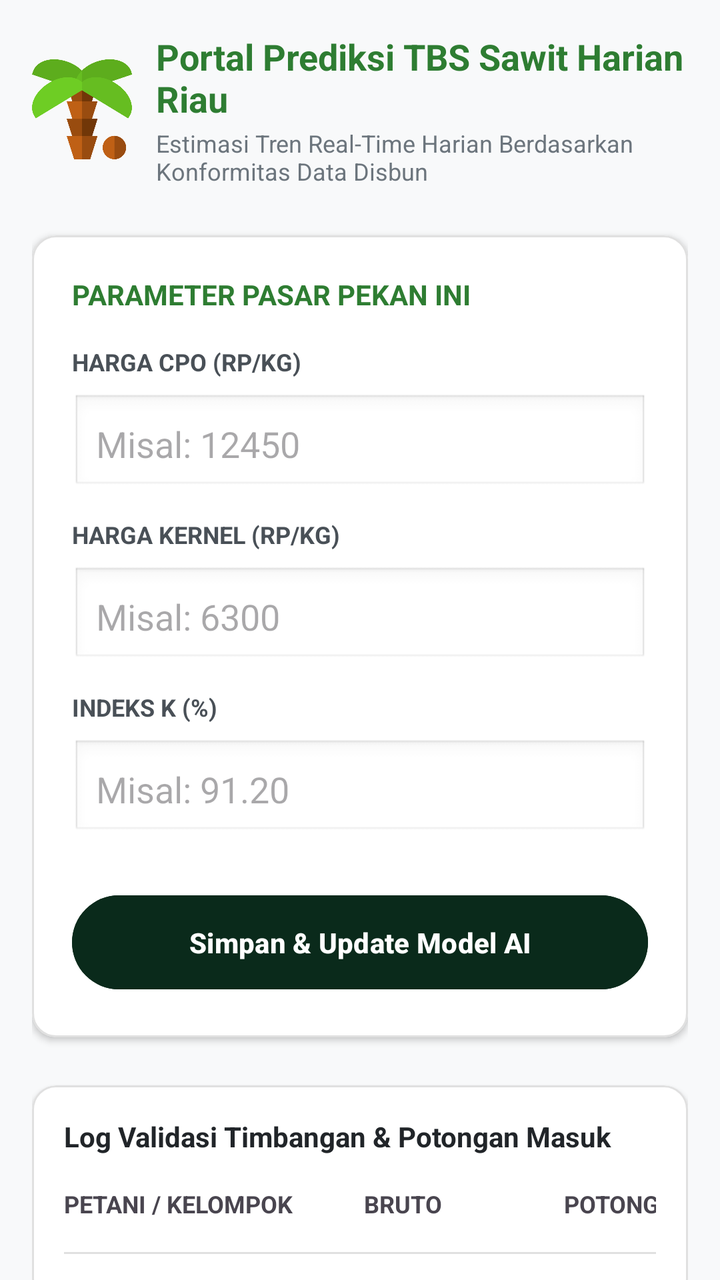
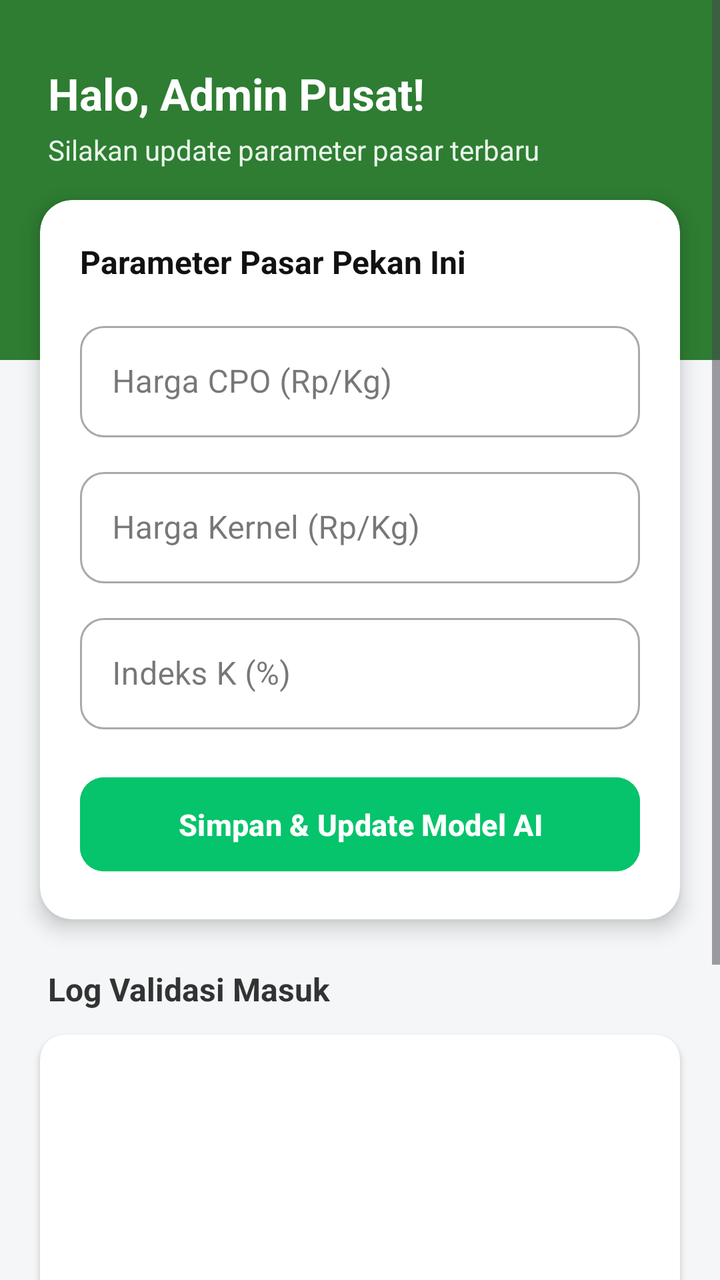

An Android layout rendered at two revisions. The XML below is the earlier revision; the diff shows what the commit changed to produce the second picture.
<!-- AndroidManifest.xml: application theme Theme.PrediksiHargaTBS -->
<!-- res/layout/fragment_admin.xml -->
<?xml version="1.0" encoding="utf-8"?>
<androidx.core.widget.NestedScrollView xmlns:android="http://schemas.android.com/apk/res/android"
    xmlns:app="http://schemas.android.com/apk/res-auto"
    android:layout_width="match_parent"
    android:layout_height="match_parent"
    android:background="#F8F9FA"
    android:fillViewport="true">

    <LinearLayout
        android:layout_width="match_parent"
        android:layout_height="wrap_content"
        android:orientation="vertical"
        android:padding="16dp">

        <LinearLayout
            android:layout_width="match_parent"
            android:layout_height="wrap_content"
            android:orientation="horizontal"
            android:gravity="center_vertical"
            android:layout_marginBottom="24dp">

            <ImageView
                android:layout_width="50dp"
                android:layout_height="50dp"
                android:layout_marginEnd="12dp"
                android:src="@drawable/ic_sawit" />

            <LinearLayout
                android:layout_width="wrap_content"
                android:layout_height="wrap_content"
                android:orientation="vertical">

                <TextView
                    android:layout_width="wrap_content"
                    android:layout_height="wrap_content"
                    android:text="Portal Prediksi TBS Sawit Harian Riau"
                    android:textColor="#2E7D32"
                    android:textSize="18sp"
                    android:textStyle="bold" />

                <TextView
                    android:layout_width="wrap_content"
                    android:layout_height="wrap_content"
                    android:layout_marginTop="2dp"
                    android:text="Estimasi Tren Real-Time Harian Berdasarkan Konformitas Data Disbun"
                    android:textColor="#6C757D"
                    android:textSize="12sp" />
            </LinearLayout>
        </LinearLayout>

        <com.google.android.material.card.MaterialCardView
            android:layout_width="match_parent"
            android:layout_height="wrap_content"
            app:cardCornerRadius="12dp"
            app:cardElevation="2dp"
            app:strokeWidth="1dp"
            app:strokeColor="#E0E0E0"
            app:cardBackgroundColor="#FFFFFF"
            android:layout_marginBottom="24dp">

            <LinearLayout
                android:layout_width="match_parent"
                android:layout_height="wrap_content"
                android:orientation="vertical"
                android:padding="20dp">

                <TextView
                    android:layout_width="wrap_content"
                    android:layout_height="wrap_content"
                    android:text="PARAMETER PASAR PEKAN INI"
                    android:textSize="14sp"
                    android:textStyle="bold"
                    android:textColor="#2E7D32"
                    android:layout_marginBottom="16dp" />

                <TextView
                    android:layout_width="wrap_content"
                    android:layout_height="wrap_content"
                    android:text="HARGA CPO (RP/KG)"
                    android:textSize="12sp"
                    android:textStyle="bold"
                    android:textColor="#495057" />
                <EditText
                    android:id="@+id/etHargaCPO"
                    android:layout_width="match_parent"
                    android:layout_height="50dp"
                    android:layout_marginTop="8dp"
                    android:layout_marginBottom="12dp"
                    android:background="@android:drawable/edit_text"
                    android:hint="Misal: 12450"
                    android:inputType="number"
                    android:padding="12dp" />

                <TextView
                    android:layout_width="wrap_content"
                    android:layout_height="wrap_content"
                    android:text="HARGA KERNEL (RP/KG)"
                    android:textSize="12sp"
                    android:textStyle="bold"
                    android:textColor="#495057" />
                <EditText
                    android:id="@+id/etHargaKernel"
                    android:layout_width="match_parent"
                    android:layout_height="50dp"
                    android:layout_marginTop="8dp"
                    android:layout_marginBottom="12dp"
                    android:background="@android:drawable/edit_text"
                    android:hint="Misal: 6300"
                    android:inputType="number"
                    android:padding="12dp" />

                <TextView
                    android:layout_width="wrap_content"
                    android:layout_height="wrap_content"
                    android:text="INDEKS K (%)"
                    android:textSize="12sp"
                    android:textStyle="bold"
                    android:textColor="#495057" />
                <EditText
                    android:id="@+id/etIndeksK"
                    android:layout_width="match_parent"
                    android:layout_height="50dp"
                    android:layout_marginTop="8dp"
                    android:layout_marginBottom="24dp"
                    android:background="@android:drawable/edit_text"
                    android:hint="Misal: 91.20"
                    android:inputType="numberDecimal"
                    android:padding="12dp" />

                <Button
                    android:id="@+id/btnSimpanAdmin"
                    android:layout_width="match_parent"
                    android:layout_height="55dp"
                    android:backgroundTint="#0A2A1B"
                    android:text="Simpan &amp; Update Model AI"
                    android:textColor="#FFFFFF"
                    android:textStyle="bold" />
            </LinearLayout>
        </com.google.android.material.card.MaterialCardView>

        <com.google.android.material.card.MaterialCardView
            android:layout_width="match_parent"
            android:layout_height="wrap_content"
            app:cardCornerRadius="12dp"
            app:cardElevation="2dp"
            app:strokeWidth="1dp"
            app:strokeColor="#E0E0E0"
            app:cardBackgroundColor="#FFFFFF"
            android:layout_marginBottom="32dp">

            <LinearLayout
                android:layout_width="match_parent"
                android:layout_height="wrap_content"
                android:orientation="vertical"
                android:padding="16dp">

                <TextView
                    android:layout_width="wrap_content"
                    android:layout_height="wrap_content"
                    android:text="Log Validasi Timbangan &amp; Potongan Masuk"
                    android:textSize="14sp"
                    android:textStyle="bold"
                    android:textColor="#212529"
                    android:layout_marginBottom="16dp" />

                <HorizontalScrollView
                    android:layout_width="match_parent"
                    android:layout_height="wrap_content"
                    android:scrollbars="none">

                    <LinearLayout
                        android:layout_width="wrap_content"
                        android:layout_height="wrap_content"
                        android:orientation="vertical">

                        <LinearLayout
                            android:layout_width="wrap_content"
                            android:layout_height="wrap_content"
                            android:orientation="horizontal"
                            android:paddingBottom="8dp"
                            android:layout_marginBottom="8dp">
                            <TextView android:layout_width="150dp" android:layout_height="wrap_content" android:text="PETANI / KELOMPOK" android:textStyle="bold" android:textSize="12sp"/>
                            <TextView android:layout_width="100dp" android:layout_height="wrap_content" android:text="BRUTO" android:textStyle="bold" android:textSize="12sp"/>
                            <TextView android:layout_width="100dp" android:layout_height="wrap_content" android:text="POTONGAN" android:textStyle="bold" android:textSize="12sp"/>
                            <TextView android:layout_width="120dp" android:layout_height="wrap_content" android:text="NETTO (BERSIH)" android:textStyle="bold" android:textColor="#2E7D32" android:textSize="12sp"/>
                        </LinearLayout>

                        <View android:layout_width="match_parent" android:layout_height="1dp" android:background="#E0E0E0" android:layout_marginBottom="8dp"/>

                        <androidx.recyclerview.widget.RecyclerView
                            android:id="@+id/rvRiwayatAdmin"
                            android:layout_width="match_parent"
                            android:layout_height="wrap_content"
                            android:nestedScrollingEnabled="false" />
                    </LinearLayout>
                </HorizontalScrollView>
            </LinearLayout>
        </com.google.android.material.card.MaterialCardView>

    </LinearLayout>
</androidx.core.widget.NestedScrollView>
<!-- resources referenced by this layout -->
<resources>
  <!-- drawable ic_sawit: png bitmap (drawable, 25514 bytes) -->
  <style name="Theme.PrediksiHargaTBS" parent="Base.Theme.PrediksiHargaTBS" />
  <style name="Base.Theme.PrediksiHargaTBS" parent="Theme.Material3.DayNight.NoActionBar">
          
          <item name="android:statusBarColor">#2E7D32</item>
      </style>
</resources>

<!-- the commit's change to res/layout/fragment_admin.xml (unified diff, before → after) -->
@@ -1,62 +1,54 @@
 <?xml version="1.0" encoding="utf-8"?>
-<androidx.core.widget.NestedScrollView xmlns:android="http://schemas.android.com/apk/res/android"
+<ScrollView xmlns:android="http://schemas.android.com/apk/res/android"
     xmlns:app="http://schemas.android.com/apk/res-auto"
     android:layout_width="match_parent"
     android:layout_height="match_parent"
-    android:background="#F8F9FA"
+    android:background="#F4F6F8"
     android:fillViewport="true">
 
-    <LinearLayout
+    <androidx.constraintlayout.widget.ConstraintLayout
         android:layout_width="match_parent"
-        android:layout_height="wrap_content"
-        android:orientation="vertical"
-        android:padding="16dp">
+        android:layout_height="wrap_content">
 
-        <LinearLayout
+        <View
+            android:id="@+id/headerBgAdmin"
+            android:layout_width="match_parent"
+            android:layout_height="180dp"
+            android:background="#2E7D32"
+            app:layout_constraintTop_toTopOf="parent" />
+
+        <TextView
+            android:id="@+id/tvWelcomeAdmin"
+            android:layout_width="wrap_content"
+            android:layout_height="wrap_content"
+            android:layout_marginStart="24dp"
+            android:layout_marginTop="32dp"
+            android:text="Halo, Admin Pusat!"
+            android:textColor="#FFFFFF"
+            android:textSize="22sp"
+            android:textStyle="bold"
+            app:layout_constraintStart_toStartOf="parent"
+            app:layout_constraintTop_toTopOf="parent" />
+
+        <TextView
+            android:layout_width="wrap_content"
+            android:layout_height="wrap_content"
+            android:layout_marginTop="4dp"
+            android:text="Silakan update parameter pasar terbaru"
+            android:textColor="#E8F5E9"
+            android:textSize="14sp"
+            app:layout_constraintStart_toStartOf="@id/tvWelcomeAdmin"
+            app:layout_constraintTop_toBottomOf="@id/tvWelcomeAdmin" />
+
+        <androidx.cardview.widget.CardView
+            android:id="@+id/cardFormAdmin"
             android:layout_width="match_parent"
             android:layout_height="wrap_content"
-            android:orientation="horizontal"
-            android:gravity="center_vertical"
-            android:layout_marginBottom="24dp">
-
-            <ImageView
-                android:layout_width="50dp"
-                android:layout_height="50dp"
-                android:layout_marginEnd="12dp"
-                android:src="@drawable/ic_sawit" />
-
-            <LinearLayout
-                android:layout_width="wrap_content"
-                android:layout_height="wrap_content"
-                android:orientation="vertical">
-
-                <TextView
-                    android:layout_width="wrap_content"
-                    android:layout_height="wrap_content"
-                    android:text="Portal Prediksi TBS Sawit Harian Riau"
-                    android:textColor="#2E7D32"
-                    android:textSize="18sp"
-                    android:textStyle="bold" />
-
-                <TextView
-                    android:layout_width="wrap_content"
-                    android:layout_height="wrap_content"
-                    android:layout_marginTop="2dp"
-                    android:text="Estimasi Tren Real-Time Harian Berdasarkan Konformitas Data Disbun"
-                    android:textColor="#6C757D"
-                    android:textSize="12sp" />
-            </LinearLayout>
-        </LinearLayout>
-
-        <com.google.android.material.card.MaterialCardView
-            android:layout_width="match_parent"
-            android:layout_height="wrap_content"
-            app:cardCornerRadius="12dp"
-            app:cardElevation="2dp"
-            app:strokeWidth="1dp"
-            app:strokeColor="#E0E0E0"
-            app:cardBackgroundColor="#FFFFFF"
-            android:layout_marginBottom="24dp">
+            android:layout_marginHorizontal="20dp"
+            android:layout_marginTop="100dp"
+            app:cardCornerRadius="16dp"
+            app:cardElevation="6dp"
+            app:layout_constraintTop_toTopOf="parent">
 
             <LinearLayout
                 android:layout_width="match_parent"
@@ -67,135 +59,111 @@
                 <TextView
                     android:layout_width="wrap_content"
                     android:layout_height="wrap_content"
-                    android:text="PARAMETER PASAR PEKAN INI"
-                    android:textSize="14sp"
+                    android:text="Parameter Pasar Pekan Ini"
+                    android:textColor="#111111"
+                    android:textSize="16sp"
                     android:textStyle="bold"
-                    android:textColor="#2E7D32"
-                    android:layout_marginBottom="16dp" />
+                    android:layout_marginBottom="16dp"/>
 
-                <TextView
-                    android:layout_width="wrap_content"
+                <com.google.android.material.textfield.TextInputLayout
+                    style="@style/Widget.MaterialComponents.TextInputLayout.OutlinedBox"
+                    android:layout_width="match_parent"
                     android:layout_height="wrap_content"
-                    android:text="HARGA CPO (RP/KG)"
-                    android:textSize="12sp"
-                    android:textStyle="bold"
-                    android:textColor="#495057" />
-                <EditText
-                    android:id="@+id/etHargaCPO"
+                    android:hint="Harga CPO (Rp/Kg)"
+                    app:boxCornerRadiusTopStart="12dp"
+                    app:boxCornerRadiusTopEnd="12dp"
+                    app:boxCornerRadiusBottomStart="12dp"
+                    app:boxCornerRadiusBottomEnd="12dp">
+
+                    <com.google.android.material.textfield.TextInputEditText
+                        android:id="@+id/etHargaCPO"
+                        android:layout_width="match_parent"
+                        android:layout_height="wrap_content"
+                        android:inputType="numberDecimal" />
+                </com.google.android.material.textfield.TextInputLayout>
+
+                <com.google.android.material.textfield.TextInputLayout
+                    style="@style/Widget.MaterialComponents.TextInputLayout.OutlinedBox"
                     android:layout_width="match_parent"
-                    android:layout_height="50dp"
-                    android:layout_marginTop="8dp"
-                    android:layout_marginBottom="12dp"
-                    android:background="@android:drawable/edit_text"
-                    android:hint="Misal: 12450"
-                    android:inputType="number"
-                    android:padding="12dp" />
+                    android:layout_height="wrap_content"
+                    android:layout_marginTop="12dp"
+                    android:hint="Harga Kernel (Rp/Kg)"
+                    app:boxCornerRadiusTopStart="12dp"
+                    app:boxCornerRadiusTopEnd="12dp"
+                    app:boxCornerRadiusBottomStart="12dp"
+                    app:boxCornerRadiusBottomEnd="12dp">
 
-                <TextView
-                    android:layout_width="wrap_content"
+                    <com.google.android.material.textfield.TextInputEditText
+                        android:id="@+id/etHargaKernel"
+                        android:layout_width="match_parent"
+                        android:layout_height="wrap_content"
+                        android:inputType="numberDecimal" />
+                </com.google.android.material.textfield.TextInputLayout>
+
+                <com.google.android.material.textfield.TextInputLayout
+                    style="@style/Widget.MaterialComponents.TextInputLayout.OutlinedBox"
+                    android:layout_width="match_parent"
                     android:layout_height="wrap_content"
-                    android:text="HARGA KERNEL (RP/KG)"
-                    android:textSize="12sp"
-                    android:textStyle="bold"
-                    android:textColor="#495057" />
-                <EditText
-                    android:id="@+id/etHargaKernel"
-                    android:layout_width="match_parent"
-                    android:layout_height="50dp"
-                    android:layout_marginTop="8dp"
-                    android:layout_marginBottom="12dp"
-                    android:background="@android:drawable/edit_text"
-                    android:hint="Misal: 6300"
-                    android:inputType="number"
-                    android:padding="12dp" />
+                    android:layout_marginTop="12dp"
+                    android:hint="Indeks K (%)"
+                    app:boxCornerRadiusTopStart="12dp"
+                    app:boxCornerRadiusTopEnd="12dp"
+                    app:boxCornerRadiusBottomStart="12dp"
+                    app:boxCornerRadiusBottomEnd="12dp">
 
-                <TextView
-                    android:layout_width="wrap_content"
-                    android:layout_height="wrap_content"
-                    android:text="INDEKS K (%)"
-                    android:textSize="12sp"
-                    android:textStyle="bold"
-                    android:textColor="#495057" />
-                <EditText
-                    android:id="@+id/etIndeksK"
-                    android:layout_width="match_parent"
-                    android:layout_height="50dp"
-                    android:layout_marginTop="8dp"
-                    android:layout_marginBottom="24dp"
-                    android:background="@android:drawable/edit_text"
-                    android:hint="Misal: 91.20"
-                    android:inputType="numberDecimal"
-                    android:padding="12dp" />
+                    <com.google.android.material.textfield.TextInputEditText
+                        android:id="@+id/etIndeksK"
+                        android:layout_width="match_parent"
+                        android:layout_height="wrap_content"
+                        android:inputType="numberDecimal" />
+                </com.google.android.material.textfield.TextInputLayout>
 
                 <Button
                     android:id="@+id/btnSimpanAdmin"
                     android:layout_width="match_parent"
                     android:layout_height="55dp"
-                    android:backgroundTint="#0A2A1B"
+                    android:layout_marginTop="20dp"
+                    android:backgroundTint="#05C46B"
                     android:text="Simpan &amp; Update Model AI"
                     android:textColor="#FFFFFF"
-                    android:textStyle="bold" />
+                    android:textSize="15sp"
+                    android:textStyle="bold"
+                    app:cornerRadius="12dp" />
+
             </LinearLayout>
-        </com.google.android.material.card.MaterialCardView>
+        </androidx.cardview.widget.CardView>
 
-        <com.google.android.material.card.MaterialCardView
+        <TextView
+            android:id="@+id/tvTitleLog"
+            android:layout_width="wrap_content"
+            android:layout_height="wrap_content"
+            android:layout_marginStart="24dp"
+            android:layout_marginTop="24dp"
+            android:text="Log Validasi Masuk"
+            android:textColor="#333333"
+            android:textSize="16sp"
+            android:textStyle="bold"
+            app:layout_constraintStart_toStartOf="parent"
+            app:layout_constraintTop_toBottomOf="@id/cardFormAdmin" />
+
+        <androidx.cardview.widget.CardView
             android:layout_width="match_parent"
-            android:layout_height="wrap_content"
+            android:layout_height="300dp"
+            android:layout_marginHorizontal="20dp"
+            android:layout_marginTop="12dp"
+            android:layout_marginBottom="32dp"
             app:cardCornerRadius="12dp"
             app:cardElevation="2dp"
-            app:strokeWidth="1dp"
-            app:strokeColor="#E0E0E0"
-            app:cardBackgroundColor="#FFFFFF"
-            android:layout_marginBottom="32dp">
+            app:layout_constraintBottom_toBottomOf="parent"
+            app:layout_constraintTop_toBottomOf="@id/tvTitleLog">
 
-            <LinearLayout
+            <androidx.recyclerview.widget.RecyclerView
+                android:id="@+id/rvRiwayatAdmin"
                 android:layout_width="match_parent"
-                android:layout_height="wrap_content"
-                android:orientation="vertical"
-                android:padding="16dp">
+                android:layout_height="match_parent"
+                android:padding="8dp"
+                android:clipToPadding="false"/>
+        </androidx.cardview.widget.CardView>
 
-                <TextView
-                    android:layout_width="wrap_content"
-                    android:layout_height="wrap_content"
-                    android:text="Log Validasi Timbangan &amp; Potongan Masuk"
-                    android:textSize="14sp"
-                    android:textStyle="bold"
-                    android:textColor="#212529"
-                    android:layout_marginBottom="16dp" />
-
-                <HorizontalScrollView
-                    android:layout_width="match_parent"
-                    android:layout_height="wrap_content"
-                    android:scrollbars="none">
-
-                    <LinearLayout
-                        android:layout_width="wrap_content"
-                        android:layout_height="wrap_content"
-                        android:orientation="vertical">
-
-                        <LinearLayout
-                            android:layout_width="wrap_content"
-                            android:layout_height="wrap_content"
-                            android:orientation="horizontal"
-                            android:paddingBottom="8dp"
-                            android:layout_marginBottom="8dp">
-                            <TextView android:layout_width="150dp" android:layout_height="wrap_content" android:text="PETANI / KELOMPOK" android:textStyle="bold" android:textSize="12sp"/>
-                            <TextView android:layout_width="100dp" android:layout_height="wrap_content" android:text="BRUTO" android:textStyle="bold" android:textSize="12sp"/>
-                            <TextView android:layout_width="100dp" android:layout_height="wrap_content" android:text="POTONGAN" android:textStyle="bold" android:textSize="12sp"/>
-                            <TextView android:layout_width="120dp" android:layout_height="wrap_content" android:text="NETTO (BERSIH)" android:textStyle="bold" android:textColor="#2E7D32" android:textSize="12sp"/>
-                        </LinearLayout>
-
-                        <View android:layout_width="match_parent" android:layout_height="1dp" android:background="#E0E0E0" android:layout_marginBottom="8dp"/>
-
-                        <androidx.recyclerview.widget.RecyclerView
-                            android:id="@+id/rvRiwayatAdmin"
-                            android:layout_width="match_parent"
-                            android:layout_height="wrap_content"
-                            android:nestedScrollingEnabled="false" />
-                    </LinearLayout>
-                </HorizontalScrollView>
-            </LinearLayout>
-        </com.google.android.material.card.MaterialCardView>
-
-    </LinearLayout>
-</androidx.core.widget.NestedScrollView>
+    </androidx.constraintlayout.widget.ConstraintLayout>
+</ScrollView>
<!-- resource entries referenced after the edit -->
@@ -1,6 +1,5 @@
 <!-- resources referenced by this layout -->
 <resources>
-  <!-- drawable ic_sawit: png bitmap (drawable, 25514 bytes) -->
   <style name="Theme.PrediksiHargaTBS" parent="Base.Theme.PrediksiHargaTBS" />
   <style name="Base.Theme.PrediksiHargaTBS" parent="Theme.Material3.DayNight.NoActionBar">
           
